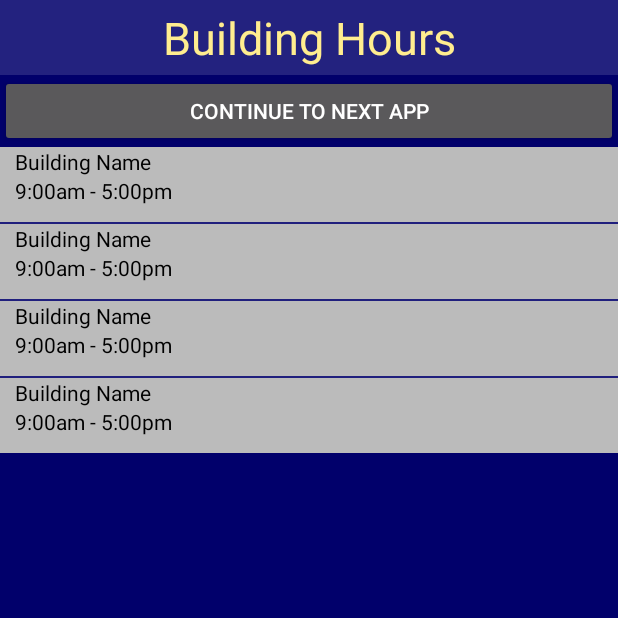
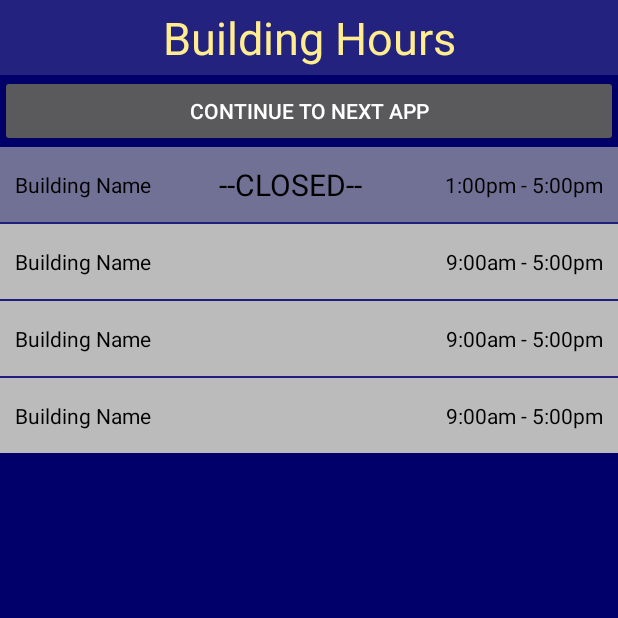
Before and after one commit to JoshRodstein/1699-project, an Android app: the BuildingTimes screen opened directly, with no data from a screen before it, on a phone screen of 412 x 824 dp, the top half of it. Run offline under Robolectric (Android 15) with nearby library versions, the phone set to English and light mode, and no system bars; our stand-ins replace Firebase (no records; nobody signed in at launch, a user with empty details on screens opened directly); libraries missing offline, so code that uses them is left out: com.pavel.cs1699_team22.

Commit message:
TextView Problem

```diff
--- a/GroupProject/app/src/main/java/group1/pittapi/BuildingAdapter.java
+++ b/GroupProject/app/src/main/java/group1/pittapi/BuildingAdapter.java
@@ -1,10 +1,12 @@
 package group1.pittapi;
 
 import android.content.Context;
+import android.graphics.Color;
 import android.view.LayoutInflater;
 import android.view.View;
 import android.view.ViewGroup;
 import android.widget.BaseAdapter;
+import android.widget.LinearLayout;
 import android.widget.TextView;
 
 import java.util.ArrayList;
@@ -42,6 +44,9 @@ public class BuildingAdapter extends BaseAdapter {
             holder = new ViewHolder();
             holder.buildingName = (TextView) convertView.findViewById(R.id.buildingName);
             holder.buildingHours = (TextView) convertView.findViewById(R.id.buildingHours);
+            holder.buildingClosed = (TextView) convertView.findViewById(R.id.buildingClosed);
+            holder.buildingOpen = (LinearLayout) convertView.findViewById(R.id.buildingOpen);
+
 
             convertView.setTag(holder);
         } else {
@@ -50,7 +55,12 @@ public class BuildingAdapter extends BaseAdapter {
 
         holder.buildingName.setText(searchArrayList.get(position).getBuildingName());
         holder.buildingHours.setText(searchArrayList.get(position).getBuildingHours());
+        if(!searchArrayList.get(position).checkHours()) {
+            holder.buildingOpen.setBackgroundColor(Color.parseColor("#aaaaaaaa"));
+            holder.buildingClosed.setVisibility(View.VISIBLE);
 
+
+        }
 
         return convertView;
     }
@@ -58,5 +68,7 @@ public class BuildingAdapter extends BaseAdapter {
     static class ViewHolder {
         TextView buildingName;
         TextView buildingHours;
+        TextView buildingClosed;
+        LinearLayout buildingOpen;
     }
 }
--- a/GroupProject/app/src/main/java/group1/pittapi/BuildingData.java
+++ b/GroupProject/app/src/main/java/group1/pittapi/BuildingData.java
@@ -1,4 +1,10 @@
 package group1.pittapi;
+
+import android.widget.Toast;
+
+import java.text.DateFormat;
+import java.text.SimpleDateFormat;
+import java.util.Date;
 
 /**
  * Created by billyhinard on 3/23/18.
@@ -31,7 +37,46 @@ public class BuildingData {
         return buildingHours;
     }
 
+    public boolean checkHours() {
+        DateFormat dateFormat_hour = new SimpleDateFormat("HH");
+        DateFormat dateFormat_minute = new SimpleDateFormat("mm");
+        Date date = new Date();
+        int current_hour = Integer.parseInt(dateFormat_hour.format(date));
+        int current_min = Integer.parseInt(dateFormat_minute.format(date));
+        //check open hours
+        String open = buildingHours.split(" - ")[0];
+        int open_hour = Integer.parseInt(open.split(":")[0]);
+        String open_am_pm = open.substring(open.length() - 2, open.length());
+        if(open_am_pm.equals("pm"))
+            open_hour += 12;
+        if(current_hour < open_hour) {
+            return false;
+        }
+        int open_min = Integer.parseInt(open.substring(open.length() - 4, open.length() - 2));
+        if(current_hour == open_hour) {
+            if (current_min < open_min) {
+                return false;
+            }
+        }
 
+        //check close hours
+        String close = buildingHours.split(" - ")[1];
+        int close_hour = Integer.parseInt(close.split(":")[0]);
+        String close_am_pm = close.substring(close.length() - 2, close.length());
+        if(close_am_pm.equals("pm"))
+            close_hour += 12;
+        if(current_hour > close_hour) {
+            return false;
+        }
+        int close_min = Integer.parseInt(close.substring(close.length() - 4, close.length() - 2));
+        if(current_hour == close_hour) {
+            if (current_min > close_min) {
+                return false;
+            }
+        }
+
+        return true;
+    }
 
 
 }
--- a/GroupProject/app/src/main/java/group1/pittapi/BuildingTimes.java
+++ b/GroupProject/app/src/main/java/group1/pittapi/BuildingTimes.java
@@ -96,7 +96,7 @@ public class BuildingTimes extends AppCompatActivity {
 
         BuildingData sr1 = new BuildingData();
         sr1.setBuildingName("Building Name");
-        sr1.setBuildingHours("9:00am - 5:00pm");
+        sr1.setBuildingHours("1:00pm - 5:00pm");
         results.add(sr1);
 
         sr1 = new BuildingData();
--- a/GroupProject/app/src/main/res/layout/building_list_view.xml
+++ b/GroupProject/app/src/main/res/layout/building_list_view.xml
@@ -1,21 +1,37 @@
 <?xml version="1.0" encoding="utf-8"?>
 <LinearLayout xmlns:android="http://schemas.android.com/apk/res/android"
-    android:orientation="vertical"
+    android:orientation="horizontal"
     android:layout_width="fill_parent"
     android:layout_height="fill_parent"
     android:minHeight="50dp"
-    android:background="#bbbbbb">
+    android:background="#bbbbbb"
+    android:layout_weight="3"
+    android:id="@+id/buildingOpen">
     <TextView android:id="@+id/buildingName"
         android:layout_width="wrap_content"
         android:layout_height="wrap_content"
         android:layout_gravity="center_vertical"
         android:paddingStart="10dp"
-        android:textColor="#000"/>
+        android:textColor="#000"
+        android:layout_weight="1"/>
+    <TextView android:id="@+id/buildingClosed"
+        android:layout_width="wrap_content"
+        android:layout_height="wrap_content"
+        android:gravity="center"
+        android:layout_gravity="center_vertical"
+        android:textSize="20sp"
+        android:text="@string/closed"
+        android:textColor="#000"
+        android:layout_weight="1"
+        android:visibility="invisible"/>
     <TextView android:id="@+id/buildingHours"
         android:layout_width="wrap_content"
         android:layout_height="wrap_content"
         android:layout_gravity="center_vertical"
         android:paddingStart="10dp"
-        android:textColor="#000"/>
+        android:textColor="#000"
+        android:layout_weight="1"
+        android:gravity="end"
+        android:paddingEnd="10dp"/>
 
 </LinearLayout>
```
Also changed, not shown: GroupProject/app/src/main/AndroidManifest.xml (+5 -4 lines), GroupProject/app/src/main/java/group1/pittapi/Building_Info.java (+23 -1 lines), GroupProject/app/src/main/res/layout/activity_building__info.xml (+5 -9 lines), GroupProject/app/src/main/res/values/strings.xml (+27 -10 lines), GroupProject/app/src/main/res/drawable/hillman.jpg (added), GroupProject/app/src/main/res/drawable/sennott.jpg (added).
